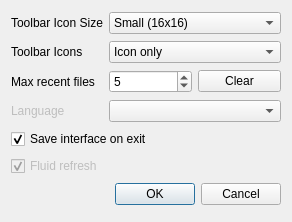
The window that src/dialogs/config_dialog.ui (mbasaglia/Knotter) describes before a commit, drawn with Qt 5.
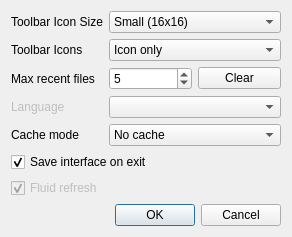
The same window after the commit.

```diff
--- a/src/dialogs/config_dialog.ui
+++ b/src/dialogs/config_dialog.ui
@@ -19,53 +19,7 @@
   <property name="windowTitle">
    <string>Dialog</string>
   </property>
-  <layout class="QGridLayout" name="gridLayout_2">
-   <item row="9" column="0" colspan="3">
-    <widget class="QDialogButtonBox" name="buttonBox">
-     <property name="orientation">
-      <enum>Qt::Horizontal</enum>
-     </property>
-     <property name="standardButtons">
-      <set>QDialogButtonBox::Cancel|QDialogButtonBox::Ok</set>
-     </property>
-    </widget>
-   </item>
-   <item row="8" column="0" colspan="3">
-    <widget class="QCheckBox" name="fluid_check">
-     <property name="enabled">
-      <bool>false</bool>
-     </property>
-     <property name="toolTip">
-      <string>Redraw the knot while moving nodes</string>
-     </property>
-     <property name="text">
-      <string>Fluid refresh</string>
-     </property>
-     <property name="checked">
-      <bool>true</bool>
-     </property>
-    </widget>
-   </item>
-   <item row="2" column="0">
-    <widget class="QLabel" name="label">
-     <property name="text">
-      <string>Toolbar Icons</string>
-     </property>
-    </widget>
-   </item>
-   <item row="6" column="0">
-    <widget class="QLabel" name="label_3">
-     <property name="enabled">
-      <bool>false</bool>
-     </property>
-     <property name="text">
-      <string>Language</string>
-     </property>
-    </widget>
-   </item>
-   <item row="6" column="1" colspan="2">
-    <widget class="QComboBox" name="language_combo"/>
-   </item>
+  <layout class="QGridLayout" name="gridLayout">
    <item row="0" column="0">
     <widget class="QLabel" name="label_2">
      <property name="text">
@@ -97,14 +51,45 @@
      </item>
     </widget>
    </item>
-   <item row="4" column="0">
+   <item row="1" column="0">
+    <widget class="QLabel" name="label">
+     <property name="text">
+      <string>Toolbar Icons</string>
+     </property>
+    </widget>
+   </item>
+   <item row="1" column="1" colspan="2">
+    <widget class="QComboBox" name="icon_show_combo">
+     <item>
+      <property name="text">
+       <string>Icon only</string>
+      </property>
+     </item>
+     <item>
+      <property name="text">
+       <string>Text only</string>
+      </property>
+     </item>
+     <item>
+      <property name="text">
+       <string>Icon besides text</string>
+      </property>
+     </item>
+     <item>
+      <property name="text">
+       <string>Icon below text</string>
+      </property>
+     </item>
+    </widget>
+   </item>
+   <item row="2" column="0">
     <widget class="QLabel" name="label_4">
      <property name="text">
       <string>Max recent files</string>
      </property>
     </widget>
    </item>
-   <item row="4" column="1">
+   <item row="2" column="1">
     <widget class="QSpinBox" name="max_recent">
      <property name="maximum">
       <number>128</number>
@@ -114,41 +99,7 @@
      </property>
     </widget>
    </item>
-   <item row="2" column="1" colspan="2">
-    <widget class="QComboBox" name="icon_show_combo">
-     <item>
-      <property name="text">
-       <string>Icon only</string>
-      </property>
-     </item>
-     <item>
-      <property name="text">
-       <string>Text only</string>
-      </property>
-     </item>
-     <item>
-      <property name="text">
-       <string>Icon besides text</string>
-      </property>
-     </item>
-     <item>
-      <property name="text">
-       <string>Icon below text</string>
-      </property>
-     </item>
-    </widget>
-   </item>
-   <item row="7" column="0" colspan="3">
-    <widget class="QCheckBox" name="saveui_check">
-     <property name="text">
-      <string>Save interface on exit</string>
-     </property>
-     <property name="checked">
-      <bool>true</bool>
-     </property>
-    </widget>
-   </item>
-   <item row="4" column="2">
+   <item row="2" column="2">
     <widget class="QPushButton" name="clear_recent">
      <property name="toolTip">
       <string>Clear recent file history</string>
@@ -158,6 +109,90 @@
      </property>
     </widget>
    </item>
+   <item row="3" column="0">
+    <widget class="QLabel" name="label_3">
+     <property name="enabled">
+      <bool>false</bool>
+     </property>
+     <property name="text">
+      <string>Language</string>
+     </property>
+    </widget>
+   </item>
+   <item row="3" column="1" colspan="2">
+    <widget class="QComboBox" name="language_combo"/>
+   </item>
+   <item row="4" column="0">
+    <widget class="QLabel" name="label_5">
+     <property name="text">
+      <string>Cache mode</string>
+     </property>
+    </widget>
+   </item>
+   <item row="5" column="0" colspan="2">
+    <widget class="QCheckBox" name="saveui_check">
+     <property name="text">
+      <string>Save interface on exit</string>
+     </property>
+     <property name="checked">
+      <bool>true</bool>
+     </property>
+    </widget>
+   </item>
+   <item row="6" column="0">
+    <widget class="QCheckBox" name="fluid_check">
+     <property name="enabled">
+      <bool>false</bool>
+     </property>
+     <property name="toolTip">
+      <string>Redraw the knot while moving nodes</string>
+     </property>
+     <property name="text">
+      <string>Fluid refresh</string>
+     </property>
+     <property name="checked">
+      <bool>true</bool>
+     </property>
+    </widget>
+   </item>
+   <item row="7" column="0" colspan="3">
+    <widget class="QDialogButtonBox" name="buttonBox">
+     <property name="orientation">
+      <enum>Qt::Horizontal</enum>
+     </property>
+     <property name="standardButtons">
+      <set>QDialogButtonBox::Cancel|QDialogButtonBox::Ok</set>
+     </property>
+    </widget>
+   </item>
+   <item row="4" column="1" colspan="2">
+    <widget class="QComboBox" name="cache_mode">
+     <property name="toolTip">
+      <string>&lt;!DOCTYPE HTML PUBLIC &quot;-//W3C//DTD HTML 4.0//EN&quot; &quot;http://www.w3.org/TR/REC-html40/strict.dtd&quot;&gt;
+&lt;html&gt;&lt;head&gt;&lt;meta name=&quot;qrichtext&quot; content=&quot;1&quot; /&gt;&lt;style type=&quot;text/css&quot;&gt;
+p, li { white-space: pre-wrap; }
+&lt;/style&gt;&lt;/head&gt;&lt;body style=&quot; font-family:'Sans Serif'; font-size:9pt; font-weight:400; font-style:normal;&quot;&gt;
+&lt;p style=&quot; margin-top:0px; margin-bottom:0px; margin-left:0px; margin-right:0px; -qt-block-indent:0; text-indent:0px;&quot;&gt;&lt;span style=&quot; font-weight:600;&quot;&gt;No cache&lt;/span&gt; - No caching, the knotwork is redrawn as needed&lt;/p&gt;
+&lt;p style=&quot; margin-top:0px; margin-bottom:0px; margin-left:0px; margin-right:0px; -qt-block-indent:0; text-indent:0px;&quot;&gt;&lt;span style=&quot; font-weight:600;&quot;&gt;Mild cache&lt;/span&gt; - Caching enabled without quality loss&lt;/p&gt;
+&lt;p style=&quot; margin-top:0px; margin-bottom:0px; margin-left:0px; margin-right:0px; -qt-block-indent:0; text-indent:0px;&quot;&gt;&lt;span style=&quot; font-weight:600;&quot;&gt;Heavy cahe&lt;/span&gt; - Knotwork drawn as bitmap, zooming will degrade quality&lt;/p&gt;&lt;/body&gt;&lt;/html&gt;</string>
+     </property>
+     <item>
+      <property name="text">
+       <string>No cache</string>
+      </property>
+     </item>
+     <item>
+      <property name="text">
+       <string>Heavy cache</string>
+      </property>
+     </item>
+     <item>
+      <property name="text">
+       <string>Mild cache</string>
+      </property>
+     </item>
+    </widget>
+   </item>
   </layout>
  </widget>
  <resources/>
```
